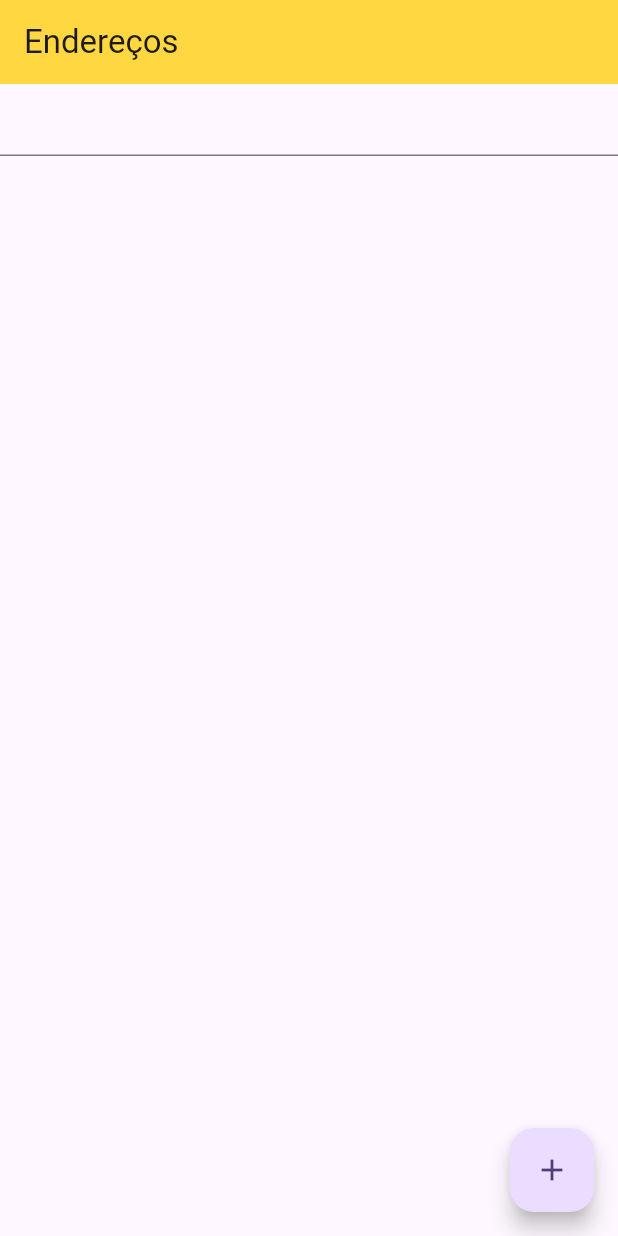
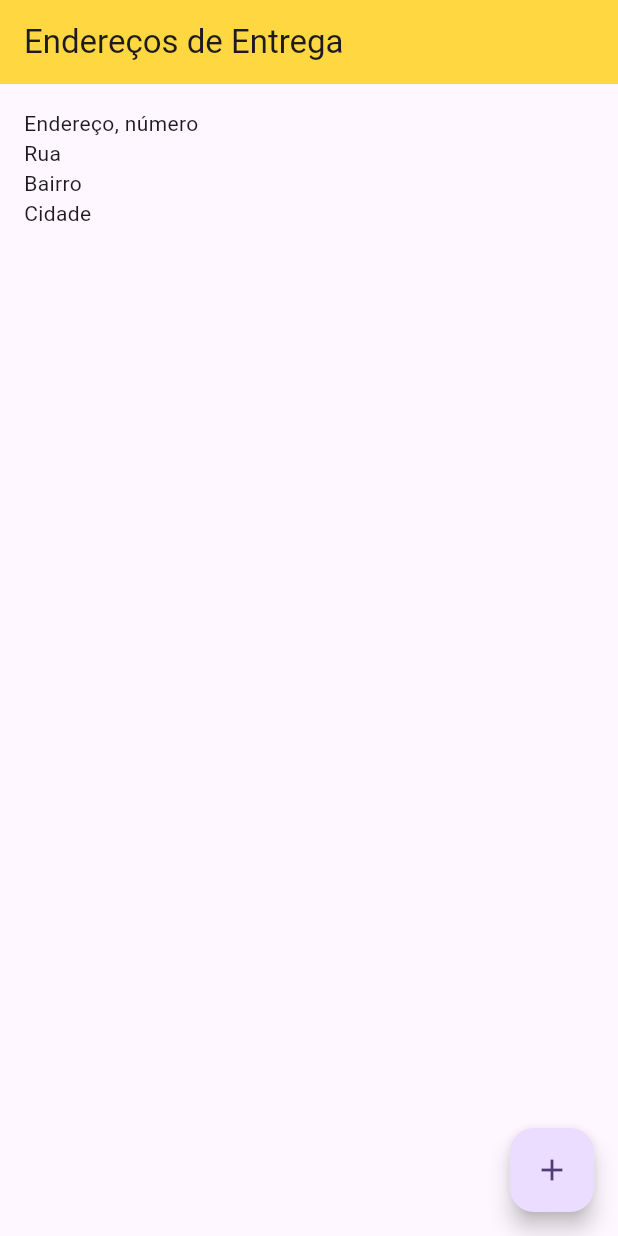
Before and after one commit to alissonramarante/viacepapp, a Flutter app: the screen it shows after launch, on a phone screen of 412 x 824 dp. Run offline on Flutter 3.47's test engine with Material 2 defaults, Android fonts, the phone set to English and light mode, and no system bars.

Commit message:
Atualizando
Atualizando

```diff
--- a/lib/home_page.dart
+++ b/lib/home_page.dart
@@ -1,46 +1,42 @@
+import 'dart:convert';
+
 import 'package:flutter/material.dart';
+import 'package:http/http.dart';
 import 'package:viacepapp/consulta_cep.dart';
+import 'package:viacepapp/model/viacep_model.dart';
+import 'package:viacepapp/repositories/viacep_repository.dart';
 
-class HomePage extends StatelessWidget {
+class HomePage extends StatefulWidget {
   const HomePage({super.key});
 
   @override
+  State<HomePage> createState() => _HomePageState();
+}
+
+class _HomePageState extends State<HomePage> {
+  @override
   Widget build(BuildContext context) {
-    final formKey = GlobalKey<FormState>();
-    final cepEC = TextEditingController();
-    String endereco = '';
-    String bairro = '';
-    String cidade = '';
-    String estado = '';
+
     return Scaffold(
       appBar: AppBar(
-        title: const Text('Endereços'),
+        title: const Text('Endereços de Entrega'),
         backgroundColor: Colors.amberAccent,
       ),
       body: Center(
         child: ListView(
-          children: [
-            Form(
-              key: formKey,
-              child: Column(
-                mainAxisAlignment: MainAxisAlignment.center,
-                children: <Widget>[
-                  TextFormField(
-                    controller: cepEC,
-                  ),
-                  Text(endereco),
-                  Text(bairro),
-                  Text(cidade),
-                  Text(estado),
-                ],
-              ),
-            ),
+          padding: const EdgeInsets.all(16),
+          children: const [
+            Text("Endereço, número"),
+            Text("Rua"),
+            Text("Bairro"),
+            Text("Cidade"),
           ],
         ),
       ),
       floatingActionButton: FloatingActionButton(
         onPressed: () {
-
+          Navigator.push(context,
+              MaterialPageRoute(builder: ((context) => const ConsultaCep())));
         },
         tooltip: 'Novo Endereço',
         child: const Icon(Icons.add),
```
Also changed, not shown: lib/consulta_cep.dart (+45 -1 lines), lib/model/viacep_model.dart (+62 -40 lines), lib/repositories/viacep_repository.dart (added, +10 -0 lines).
